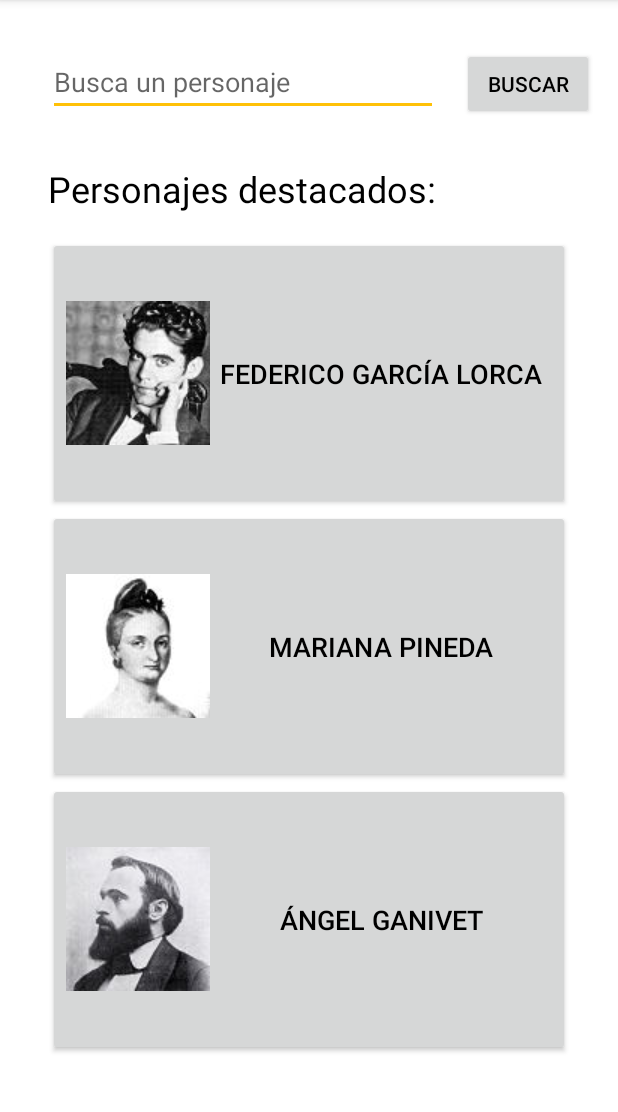
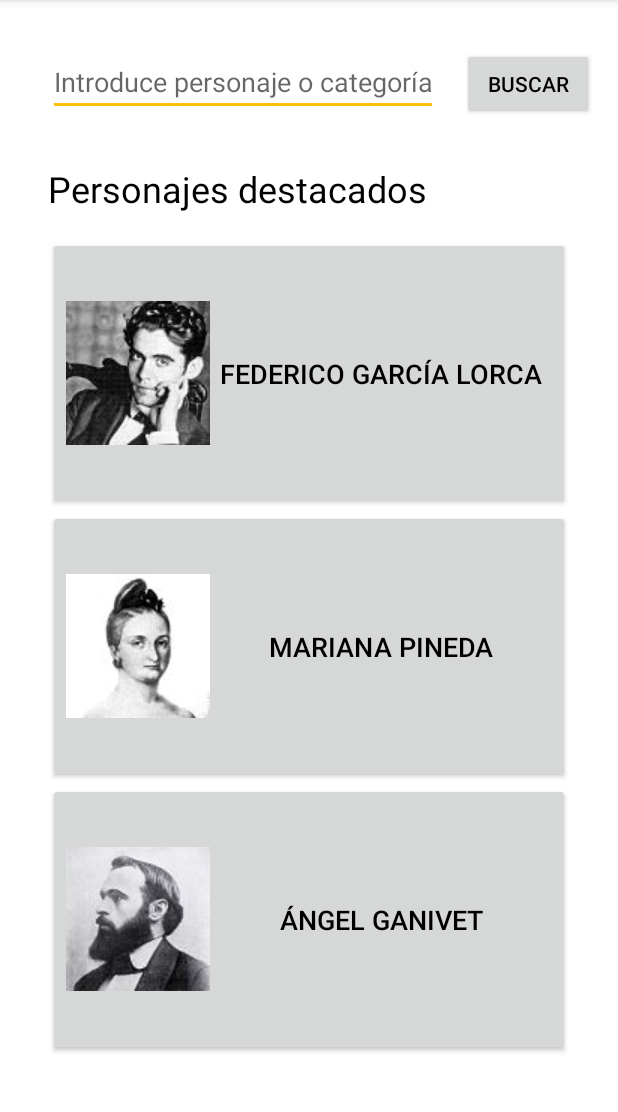
Before and after one commit to norbertoalfa/Rutas_Historicas, an Android app: the screen it shows after launch (MainActivity), on a phone screen of 412 x 824 dp, the part 84-1196 px from its top. Run offline under Robolectric (Android 15) with nearby library versions, the phone set to English and light mode, and no system bars.

Commit message:
Cambios strings

```diff
--- a/app/src/main/res/layout/activity_main.xml
+++ b/app/src/main/res/layout/activity_main.xml
@@ -28,7 +28,7 @@
         android:layout_marginStart="32dp"
         android:layout_marginTop="32dp"
         android:ems="10"
-        android:hint="@string/busca_personaje"
+        android:hint="@string/texto_buscador"
         android:importantForAutofill="no"
         android:inputType="textPersonName"
         app:layout_constraintEnd_toStartOf="@+id/boton_buscar"
--- a/app/src/main/res/values/strings.xml
+++ b/app/src/main/res/values/strings.xml
@@ -1,8 +1,8 @@
 <resources>
     <string name="app_name">Rutas Históricas</string>
-    <string name="busca_personaje">Busca un personaje</string>
+    <string name="texto_buscador">Introduce personaje o categoría</string>
     <string name="buscar">Buscar</string>
-    <string name="personajes_destacados">Personajes destacados:</string>
+    <string name="personajes_destacados">Personajes destacados</string>
     <string name="nombre_federico">Federico García Lorca</string>
     <string name="nombre_mariana">Mariana Pineda</string>
     <string name="nombre_ganivet">Ángel Ganivet</string>
```
